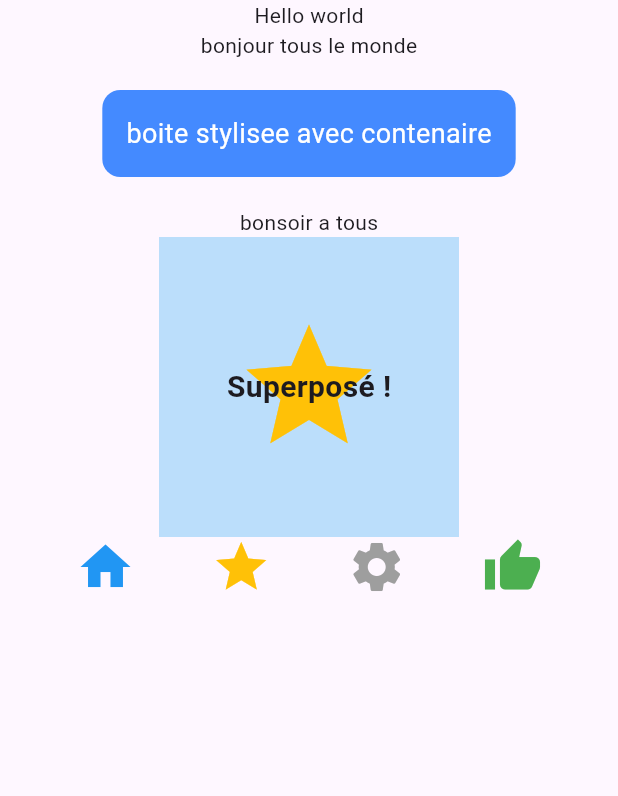
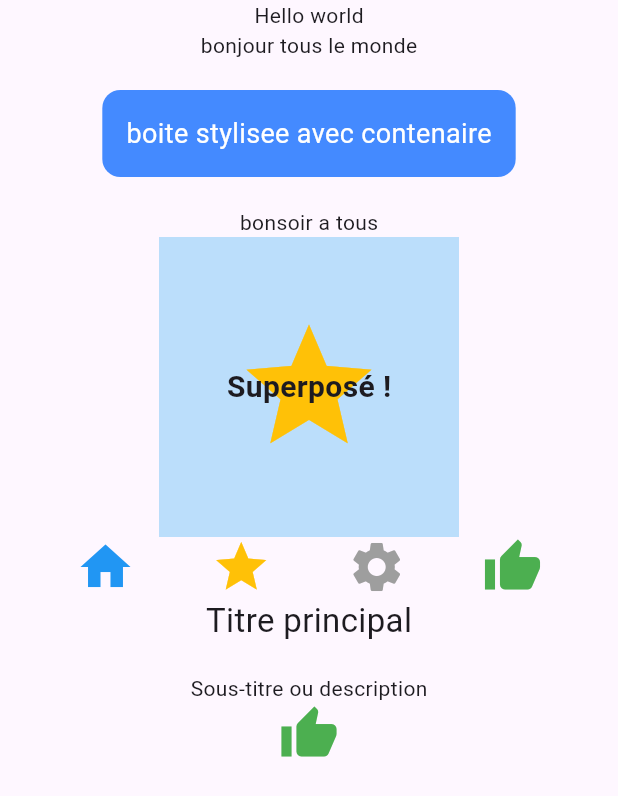
Before and after one commit to hamza-tinhinan/atelier02-flutter, a Flutter app: the screen it shows after launch, on a phone screen of 412 x 824 dp. Shown: the top 796 px of the screen. Run offline on Flutter 3.47's test engine with Material 3 defaults, Android fonts, the phone set to English and light mode, and no system bars.

Commit message:
Etape 6 : Ajout une deuxieme colonne

```diff
--- a/lib/main.dart
+++ b/lib/main.dart
@@ -68,6 +68,16 @@ class MainApp extends StatelessWidget {
                   Icon(Icons.thumb_up, color: Colors.green, size: 40),
             ],
           ),
+          Column(
+             mainAxisAlignment: MainAxisAlignment.center,
+                crossAxisAlignment: CrossAxisAlignment.center,
+                children: [
+                  Text('Titre principal', style: TextStyle(fontSize: 22)),
+                  SizedBox(height: 20),
+                  Text('Sous-titre ou description'),
+                  Icon(Icons.thumb_up, color: Colors.green, size: 40),
+                  ],
+          ),
           ],
         ),
       ),
```
